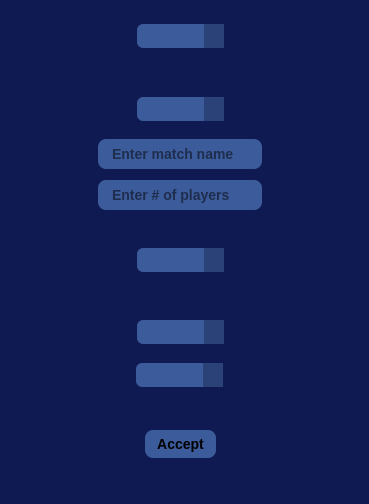
This is client/lobby/mainwindow.ui in caroracedo/counterstrike2d-2025c1-grupo2 as Qt 5 draws it before an edit. The edited form follows.
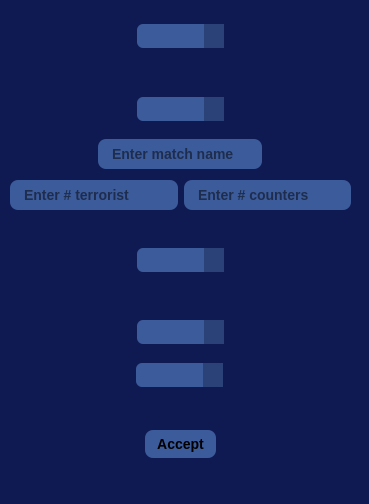
This is the edited form.

```diff
--- a/client/lobby/mainwindow.ui
+++ b/client/lobby/mainwindow.ui
@@ -182,8 +182,10 @@
              </property>
             </widget>
            </item>
-           <item alignment="Qt::AlignmentFlag::AlignHCenter">
-            <widget class="QLineEdit" name="cantJugadores">
+           <item>
+            <layout class="QHBoxLayout" name="horizontalLayout_2">
+             <item>
+              <widget class="QLineEdit" name="numTerrorist">
              <property name="styleSheet">
               <string notr="true">QLineEdit {
     background-color: #3C5B9B;  
@@ -201,9 +203,34 @@
 }</string>
              </property>
              <property name="placeholderText">
-              <string>Enter # of players</string>
-             </property>
-            </widget>
+                <string>Enter # terrorist</string>
+               </property>
+              </widget>
+             </item>
+             <item>
+              <widget class="QLineEdit" name="numCounter">
+               <property name="styleSheet">
+                <string notr="true">QLineEdit {
+    background-color: #3C5B9B;  
+    color: black;                
+    border-radius: 8px;
+    padding: 6px 12px;
+    font-size: 14px;
+    font-weight: bold;
+    border: none;
+}
+
+QLineEdit:focus {
+    background-color: #5A78B4;    
+    outline: none;               
+}</string>
+               </property>
+               <property name="placeholderText">
+                <string>Enter # counters</string>
+               </property>
+              </widget>
+             </item>
+            </layout>
            </item>
           </layout>
          </widget>
```
Lines whose indentation alone changed are shown as unchanged.
